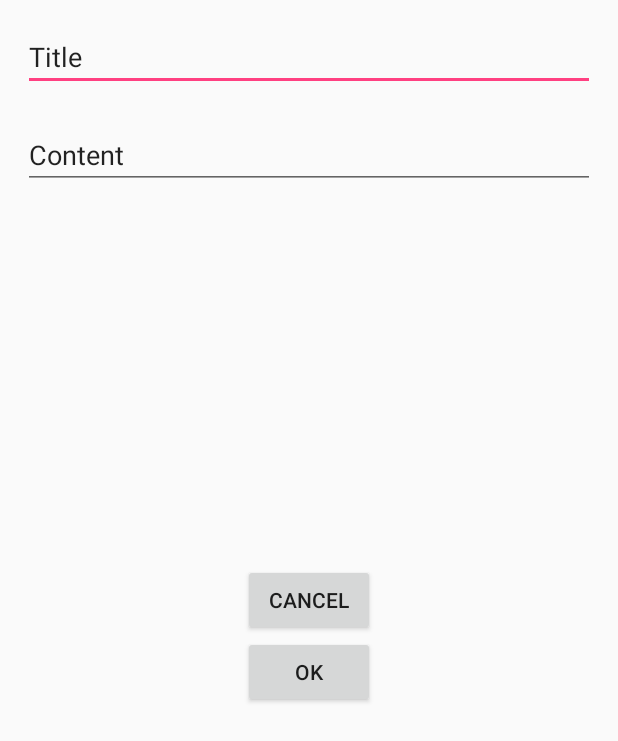
After one commit to JoshRambert/dulyNoted, an Android app: the layout new_note_dialog.xml on its own in the app's theme, with its tools: preview values and no code run, on a phone screen of 412 x 824 dp. The commit adds this screen. Shown: the top 741 px of the screen. Run offline under Robolectric (Android 15) with nearby library versions, the phone set to English and light mode, and no system bars.

Commit message:
Created the note class and the basic setup of the app

```diff
--- a/app/build.gradle
+++ b/app/build.gradle
@@ -23,6 +23,9 @@ android {
 }
 
 dependencies {
+    compile 'com.google.firebase:firebase-core:15.0.0'
+    compile 'com.google.firebase:firebase-database:15.0.0'
+    compile 'com.google.firebase:firebase-auth:15.0.0'
     implementation fileTree(dir: 'libs', include: ['*.jar'])
     implementation"org.jetbrains.kotlin:kotlin-stdlib-jre7:$kotlin_version"
     implementation 'com.android.support:appcompat-v7:26.1.0'
@@ -31,3 +34,5 @@ dependencies {
     androidTestImplementation 'com.android.support.test:runner:1.0.1'
     androidTestImplementation 'com.android.support.test.espresso:espresso-core:3.0.1'
 }
+
+apply plugin: 'com.google.gms.google-services'
--- /dev/null
+++ b/app/src/main/java/com/example/joshuarambert/dulynoted/ShowNoteDialog.kt
@@ -0,0 +1,6 @@
+package com.example.joshuarambert.dulynoted
+
+
+/**
+ * Created by joshuarambert on 4/24/18.
+ */
--- a/app/src/main/res/layout/activity_main.xml
+++ b/app/src/main/res/layout/activity_main.xml
@@ -8,6 +8,7 @@
     tools:context="com.example.joshuarambert.dulynoted.MainActivity">
 
     <ListView
+        android:id="@+id/notesListView"
         android:layout_width="match_parent"
         android:layout_height="match_parent"
         >
@@ -16,7 +17,7 @@
 
 
     <Button
-        android:id="@+id/button"
+        android:id="@+id/addButton"
         android:layout_width="wrap_content"
         android:layout_height="wrap_content"
         android:layout_alignParentBottom="true"
--- /dev/null
+++ b/app/src/main/res/layout/new_note_dialog.xml
@@ -0,0 +1,53 @@
+<?xml version="1.0" encoding="utf-8"?>
+<RelativeLayout
+    xmlns:android="http://schemas.android.com/apk/res/android"
+    android:layout_width="match_parent"
+    android:layout_height="match_parent">
+
+    <LinearLayout
+        android:layout_width="match_parent"
+        android:layout_height="match_parent"
+        android:layout_margin="15dp"
+        android:orientation="vertical">
+
+        <EditText
+            android:id="@+id/titleText"
+            android:layout_width="match_parent"
+            android:layout_height="wrap_content"
+            android:layout_alignParentLeft="true"
+            android:layout_alignParentStart="true"
+            android:layout_alignParentTop="true"
+            android:ems="10"
+            android:inputType="text"
+            android:text="Title" />
+
+        <EditText
+            android:layout_marginTop="20sp"
+            android:id="@+id/contentText"
+            android:layout_width="match_parent"
+            android:layout_height="wrap_content"
+            android:layout_alignEnd="@+id/titleText"
+            android:layout_alignRight="@+id/titleText"
+            android:layout_below="@+id/titleText"
+            android:ems="10"
+            android:inputType="text"
+            android:text="Content" />
+
+        <Button
+            android:layout_gravity="center|bottom"
+            android:layout_marginTop="250sp"
+            android:id="@+id/cancelButton"
+            android:layout_width="wrap_content"
+            android:layout_height="wrap_content"
+            android:text="Cancel" />
+
+        <Button
+            android:id="@+id/okButton"
+            android:layout_width="wrap_content"
+            android:layout_height="wrap_content"
+            android:layout_gravity="center|bottom"
+            android:text="OK" />
+
+    </LinearLayout>
+
+</RelativeLayout>
--- /dev/null
+++ b/app/src/main/res/layout/show_note_dialog.xml
@@ -0,0 +1,6 @@
+<?xml version="1.0" encoding="utf-8"?>
+<android.support.constraint.ConstraintLayout
+    xmlns:android="http://schemas.android.com/apk/res/android" android:layout_width="match_parent"
+    android:layout_height="match_parent">
+
+</android.support.constraint.ConstraintLayout>
--- a/build.gradle
+++ b/build.gradle
@@ -7,6 +7,7 @@ buildscript {
         jcenter()
     }
     dependencies {
+        classpath 'com.google.gms:google-services:3.2.0'
         classpath 'com.android.tools.build:gradle:3.0.1'
         classpath "org.jetbrains.kotlin:kotlin-gradle-plugin:$kotlin_version"
 
```
Also changed, not shown: app/src/main/java/com/example/joshuarambert/dulynoted/MainActivity.kt (+20 -1 lines), app/src/main/java/com/example/joshuarambert/dulynoted/NewNoteDialog.kt (added, +67 -0 lines), app/src/main/java/com/example/joshuarambert/dulynoted/Note.kt (added, +11 -0 lines), app/src/main/res/layout/list_item.xml (added, +27 -0 lines), 1 other file.
